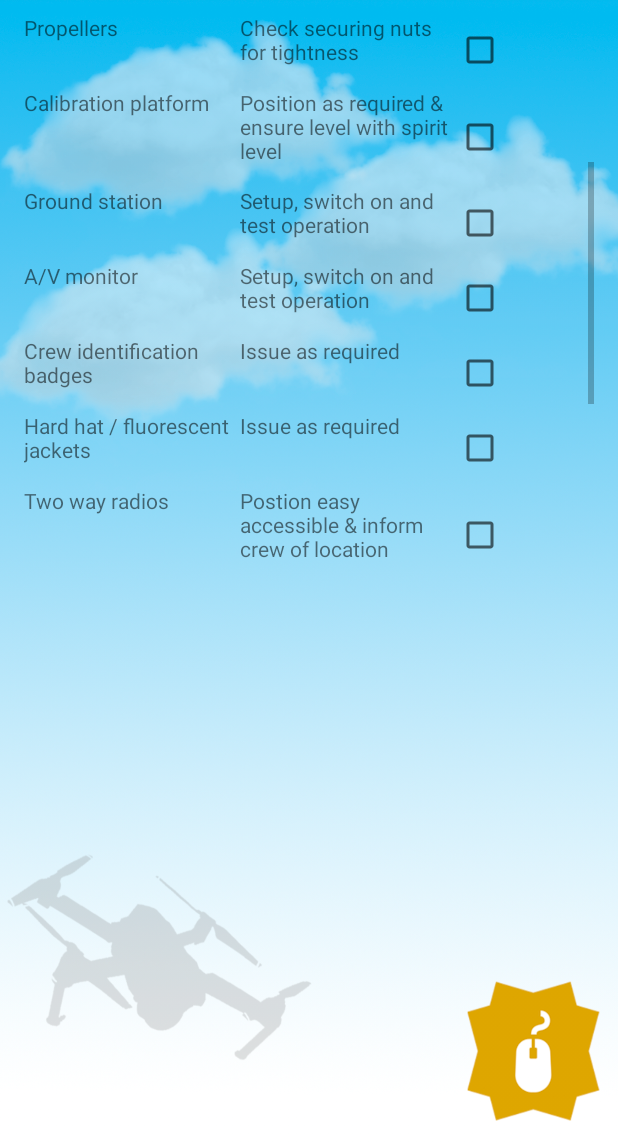
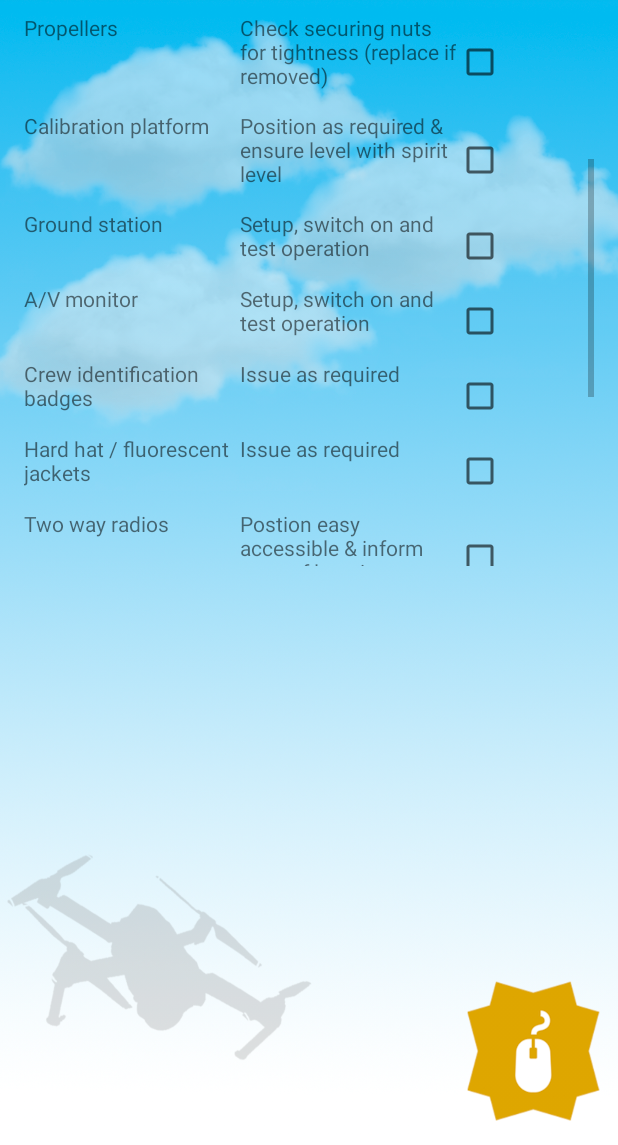
Before and after one commit to Darkscarves/Dronesproject, an Android app: the EmbarkationChecklist screen opened directly, with no data from a screen before it, scrolled down 267 dp, on a phone screen of 412 x 824 dp, the part 91-1236 px from its top. Run offline under Robolectric (Android 15) with nearby library versions, the phone set to English and light mode, and no system bars.

Commit message:
Little text fix with embarkation and more strings

```diff
--- a/app/src/main/res/layout/embarkationchecklist.xml
+++ b/app/src/main/res/layout/embarkationchecklist.xml
@@ -31,91 +31,91 @@
                         android:id="@+id/textView28"
                         android:layout_width="match_parent"
                         android:layout_height="50dp"
-                        android:text="Site survey" />
+                        android:text="@string/site_survey" />
 
                     <TextView
                         android:id="@+id/textView30"
                         android:layout_width="match_parent"
                         android:layout_height="65dp"
-                        android:text="Fligt plan / brief" />
+                        android:text="@string/fligt_plan_brief" />
 
                     <TextView
                         android:id="@+id/textView31"
                         android:layout_width="match_parent"
                         android:layout_height="65dp"
-                        android:text="Airframe" />
+                        android:text="@string/airframe" />
 
                     <TextView
                         android:id="@+id/textView32"
                         android:layout_width="match_parent"
                         android:layout_height="50dp"
-                        android:text="Camera" />
+                        android:text="@string/camera" />
 
                     <TextView
                         android:id="@+id/textView33"
                         android:layout_width="match_parent"
                         android:layout_height="50dp"
-                        android:text="A/V connections" />
+                        android:text="@string/a_v_connections" />
 
                     <TextView
                         android:id="@+id/textView34"
                         android:layout_width="match_parent"
-                        android:layout_height="50dp"
-                        android:text="Propellers" />
+                        android:layout_height="65dp"
+                        android:text="@string/propellers" />
 
                     <TextView
                         android:id="@+id/textView35"
                         android:layout_width="match_parent"
                         android:layout_height="65dp"
-                        android:text="Calibration platform" />
+                        android:text="@string/calibration_platform" />
 
                     <TextView
                         android:id="@+id/textView36"
                         android:layout_width="match_parent"
                         android:layout_height="50dp"
-                        android:text="Ground station" />
+                        android:text="@string/ground_station" />
 
                     <TextView
                         android:id="@+id/textView37"
                         android:layout_width="match_parent"
                         android:layout_height="50dp"
-                        android:text="A/V monitor" />
+                        android:text="@string/a_v_monitor" />
 
                     <TextView
                         android:id="@+id/textView38"
                         android:layout_width="match_parent"
                         android:layout_height="50dp"
-                        android:text="Crew identification badges" />
+                        android:text="@string/crew_identification_badges" />
 
                     <TextView
                         android:id="@+id/textView39"
                         android:layout_width="match_parent"
                         android:layout_height="50dp"
-                        android:text="Hard hat / fluorescent jackets" />
+                        android:text="@string/hard_hat_fluorescent_jackets" />
 
                     <TextView
                         android:id="@+id/textView40"
                         android:layout_width="match_parent"
                         android:layout_height="65dp"
-                        android:text="Two way radios" />
+                        android:text="@string/two_way_radios" />
 
                     <TextView
                         android:id="@+id/textView41"
                         android:layout_width="match_parent"
                         android:layout_height="65dp"
-                        android:text="First aid kit" />
+                        android:text="@string/first_aid_kit" />
 
                     <TextView
                         android:id="@+id/textView42"
                         android:layout_width="match_parent"
                         android:layout_height="65dp"
-                        android:text="Fire extinguisher" />
+                        android:text="@string/fire_extinguisher" />
 
                     <TextView
                         android:id="@+id/textView43"
                         android:layout_width="match_parent"
                         android:layout_height="65dp"
-                        android:text="Cordens, signs &amp; safety tape" />
+                        android:text="@string/cordens_signs_amp_safety_tape" />
 
                 </LinearLayout>
 
@@ -128,90 +128,90 @@
                         android:id="@+id/textView44"
                         android:layout_width="match_parent"
                         android:layout_height="50dp"
-                        android:text="Carry out site survey with observer" />
+                        android:text="@string/carry_out_site_survey_with_observer" />
 
                     <TextView
                         android:id="@+id/textView45"
                         android:layout_width="match_parent"
                         android:layout_height="65dp"
-                        android:text="Confirm flight plan &amp; brief crew, observer &amp; client" />
+                        android:text="@string/confirm_flight_plan_amp_brief_crew_observer_amp_client" />
 
                     <TextView
                         android:id="@+id/textView46"
                         android:layout_width="match_parent"
                         android:layout_height="65dp"
-                        android:text="Unload &amp; check airframe for any damage in transit" />
+                        android:text="@string/unload_amp_check_airframe_for_any_damage_in_transit" />
 
                     <TextView
                         android:id="@+id/textView47"
                         android:layout_width="match_parent"
                         android:layout_height="50dp"
-                        android:text="Attach to platform &amp; fit safety lanyard" />
+                        android:text="@string/attach_to_platform_amp_fit_safety_lanyard" />
 
                     <TextView
                         android:id="@+id/textView48"
                         android:layout_width="match_parent"
                         android:layout_height="50dp"
-                        android:text="Insert A/V plug and secure" />
+                        android:text="@string/insert_a_v_plug_and_secure" />
 
                     <TextView
                         android:id="@+id/textView49"
                         android:layout_width="match_parent"
-                        android:layout_height="50dp"
-                        android:text="Check securing nuts for tightness" />
+                        android:layout_height="65dp"
+                        android:text="@string/check_securing_nuts_for_tightness_replace_if_removed" />
 
                     <TextView
                         android:id="@+id/textView50"
                         android:layout_width="match_parent"
                         android:layout_height="65dp"
-                        android:text="Position as required &amp; ensure level with spirit level" />
+                        android:text="@string/position_as_required_amp_ensure_level_with_spirit_level" />
 
                     <TextView
                         android:id="@+id/textView51"
                         android:layout_width="match_parent"
                         android:layout_height="50dp"
-                        android:text="Setup, switch on and test operation" />
+                        android:text="@string/setup_switch_on_and_test_operation" />
 
                     <TextView
                         android:id="@+id/textView52"
                         android:layout_width="match_parent"
                         android:layout_height="50dp"
-                        android:text="Setup, switch on and test operation" />
+                        android:text="@string/setup_switch_on_and_test_operation" />
 
                     <TextView
                         android:id="@+id/textView53"
                         android:layout_width="match_parent"
                         android:layout_height="50dp"
-                        android:text="Issue as required" />
+                        android:text="@string/issue_as_required" />
 
                     <TextView
                         android:id="@+id/textView54"
                         android:layout_width="match_parent"
                         android:layout_height="50dp"
-                        android:text="Issue as required" />
+                        android:text="@string/issue_as_required" />
 
                     <TextView
                         android:id="@+id/textView55"
                         android:layout_width="match_parent"
                         android:layout_height="65dp"
-                        android:text="Postion easy accessible &amp; inform crew of location" />
+                        android:text="@string/postion_easy_accessible_amp_inform_crew_of_location" />
                     <TextView
                         android:id="@+id/textView56"
                         android:layout_width="match_parent"
                         android:layout_height="65dp"
-                        android:text="Postion easy accessible &amp; inform crew of location" />
+                        android:text="@string/postion_easy_accessible_amp_inform_crew_of_location" />
 
                     <TextView
                         android:id="@+id/textView57"
                         android:layout_width="match_parent"
                         android:layout_height="65dp"
-                        android:text="Positon required to mantanin safe flying zone" />
+                        android:text="@string/positon_required_to_mantanin_safe_flying_zone" />
 
                     <TextView
                         android:id="@+id/textView58"
                         android:layout_width="match_parent"
                         android:layout_height="65dp"
-                        android:text="Postion requiered to maintain safe operation" />
+                        android:text="@string/postion_requiered_to_maintain_safe_operation" />
                 </LinearLayout>
 
                 <LinearLayout
@@ -233,7 +233,7 @@
                         android:id="@+id/checkBox17"
                         android:layout_width="match_parent"
                         android:layout_height="65dp" />
-6
+
                     <CheckBox
                         android:id="@+id/checkBox19"
                         android:layout_width="match_parent"
@@ -247,7 +247,7 @@
                     <CheckBox
                         android:id="@+id/checkBox2"
                         android:layout_width="match_parent"
-                        android:layout_height="50dp" />
+                        android:layout_height="65dp" />
 
                     <CheckBox
                         android:id="@+id/checkBox3"
--- a/app/src/main/res/values/strings.xml
+++ b/app/src/main/res/values/strings.xml
@@ -29,4 +29,34 @@
     <string name="action_taken_incident_report">Action taken / incident report</string>
     <string name="date_of_incident">Date of incident</string>
     <string name="time_of_incident">Time of incident</string>
+    <string name="first_aid_kit">First aid kit</string>
+    <string name="two_way_radios">Two way radios</string>
+    <string name="site_survey">Site survey</string>
+    <string name="fligt_plan_brief">Fligt plan / brief</string>
+    <string name="airframe">Airframe</string>
+    <string name="camera">Camera</string>
+    <string name="a_v_connections">A/V connections</string>
+    <string name="propellers">Propellers</string>
+    <string name="calibration_platform">Calibration platform</string>
+    <string name="ground_station">Ground station</string>
+    <string name="crew_identification_badges">Crew identification badges</string>
+    <string name="a_v_monitor">A/V monitor</string>
+    <string name="hard_hat_fluorescent_jackets">Hard hat / fluorescent jackets</string>
+    <string name="fire_extinguisher">Fire extinguisher</string>
+    <string name="cordens_signs_amp_safety_tape"><![CDATA[Cordens, signs & safety tape]]></string>
+    <string name="carry_out_site_survey_with_observer">Carry out site survey with observer</string>
+    <string name="confirm_flight_plan_amp_brief_crew_observer_amp_client"><![CDATA[Confirm flight plan & brief crew, observer & client]]></string>
+    <string name="unload_amp_check_airframe_for_any_damage_in_transit"><![CDATA[Unload & check airframe for any damage in transit]]></string>
+    <string name="attach_to_platform_amp_fit_safety_lanyard"><![CDATA[Attach to platform & fit safety lanyard]]></string>
+    <string name="insert_a_v_plug_and_secure">Insert A/V plug and secure</string>
+    <string name="position_as_required_amp_ensure_level_with_spirit_level"><![CDATA[Position as required & ensure level with spirit level]]></string>
+    <string name="setup_switch_on_and_test_operation">Setup, switch on and test operation</string>
+    <string name="setup_switch_on_and_test_operation">Setup, switch on and test operation</string>
+    <string name="issue_as_required">Issue as required</string>
+    <string name="issue_as_required">Issue as required</string>
+    <string name="postion_easy_accessible_amp_inform_crew_of_location"><![CDATA[Postion easy accessible & inform crew of location]]></string>
+    <string name="postion_easy_accessible_amp_inform_crew_of_location"><![CDATA[Postion easy accessible & inform crew of location]]></string>
+    <string name="positon_required_to_mantanin_safe_flying_zone">Positon required to mantanin safe flying zone</string>
+    <string name="postion_requiered_to_maintain_safe_operation">Postion requiered to maintain safe operation</string>
+    <string name="check_securing_nuts_for_tightness_replace_if_removed">Check securing nuts for tightness (replace if removed)</string>
 </resources>
```
